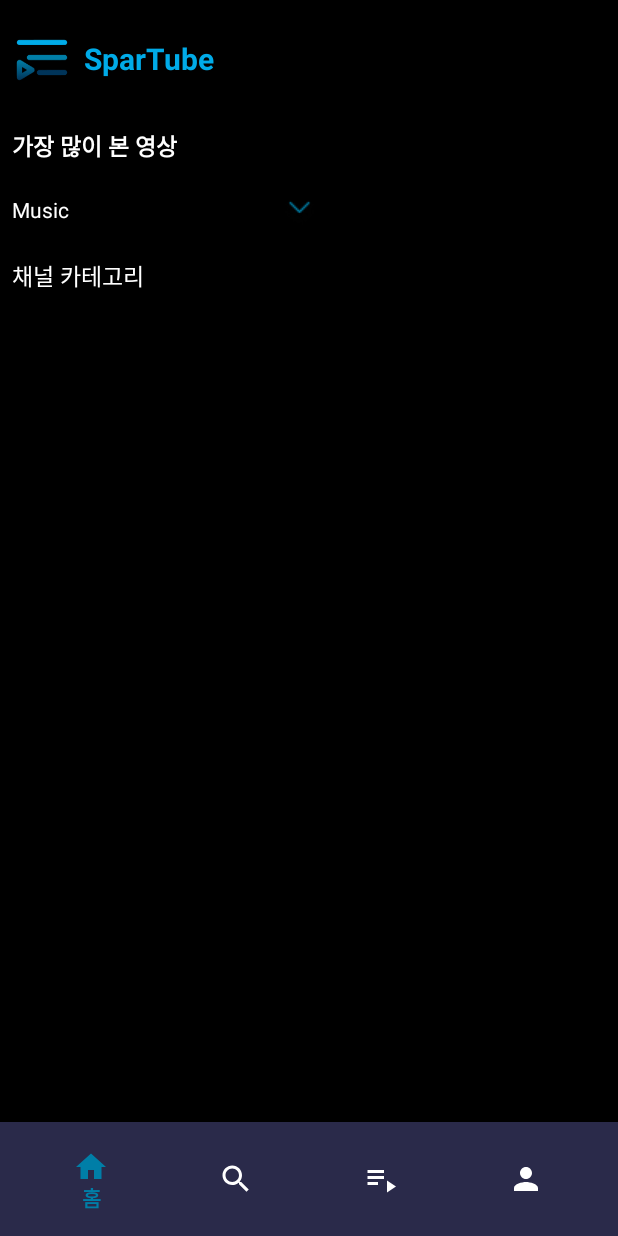
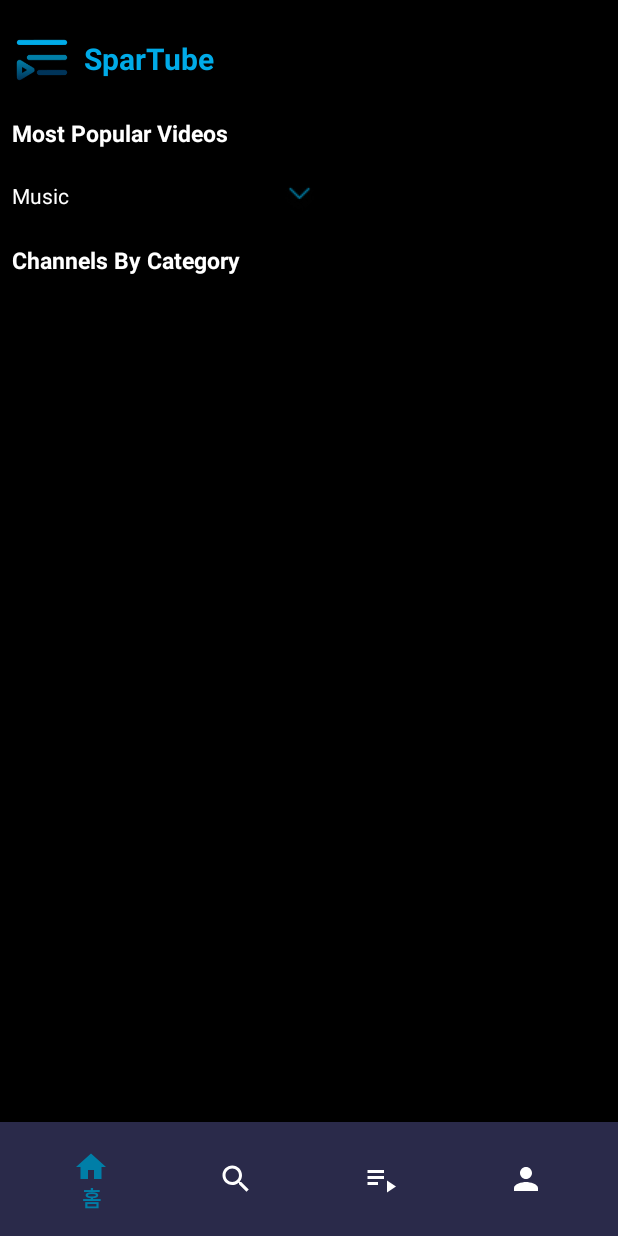
Before and after one commit to wjsghk7664/YoutubeProject, an Android app: the HomeFragment screen opened directly, with no data from a screen before it, on a phone screen of 412 x 824 dp. Run offline under Robolectric (Android 15) with nearby library versions, the phone set to English and light mode, and no system bars; our stand-ins replace Dagger/Hilt's generated code; pictures from the network do not load; 4 statements that could not run were skipped.

Commit message:
feat. modify title

```diff
--- a/app/src/main/res/layout/fragment_home.xml
+++ b/app/src/main/res/layout/fragment_home.xml
@@ -39,7 +39,7 @@
         android:layout_width="wrap_content"
         android:layout_height="wrap_content"
         android:layout_marginStart="8dp"
-        android:layout_marginTop="25dp"
+        android:layout_marginTop="18dp"
         android:text="@string/popular_videos"
         android:textColor="@android:color/white"
         android:textSize="15sp"
@@ -85,6 +85,8 @@
         android:text="@string/channel_category"
         android:textColor="@android:color/white"
         android:textSize="15sp"
+        android:textStyle="bold"
+
         app:layout_constraintStart_toStartOf="parent"
         app:layout_constraintTop_toBottomOf="@id/category_recycler_view" />
 
@@ -93,7 +95,6 @@
         android:layout_width="0dp"
         android:layout_height="wrap_content"
         android:clipToPadding="false"
-        android:textStyle="bold"
 
         app:layout_constraintBottom_toBottomOf="parent"
         app:layout_constraintEnd_toEndOf="parent"
--- a/app/src/main/res/values/strings.xml
+++ b/app/src/main/res/values/strings.xml
@@ -5,6 +5,8 @@
     <string name="second_fragment_label">Second Fragment</string>
     <string name="next">Next</string>
     <string name="previous">Previous</string>
+    <string name="popular_videos">Most Popular Videos</string>
+    <string name="channel_category">Channels By Category</string>
 
     <string name="lorem_ipsum">
         Lorem ipsum dolor sit amet, consectetur adipiscing elit. Nam in scelerisque sem. Mauris
@@ -75,9 +77,7 @@
     <string name="dialog_confirm_text">확인</string>
     <string name="dialog_cancel_text">취소</string>
 
-    <string name="popular_videos">가장 많이 본 영상</string>
     <string name="category">카테고리</string>
-    <string name="channel_category">채널 카테고리</string>
     <string name="delete_playlist_dialog_title">해당 플레이리스트를 삭제할까요?</string>
     <string name="delete_playlist_success_message">해당 플레이리스트를 삭제하였습니다.</string>
     <string-array name="category_options">
```
